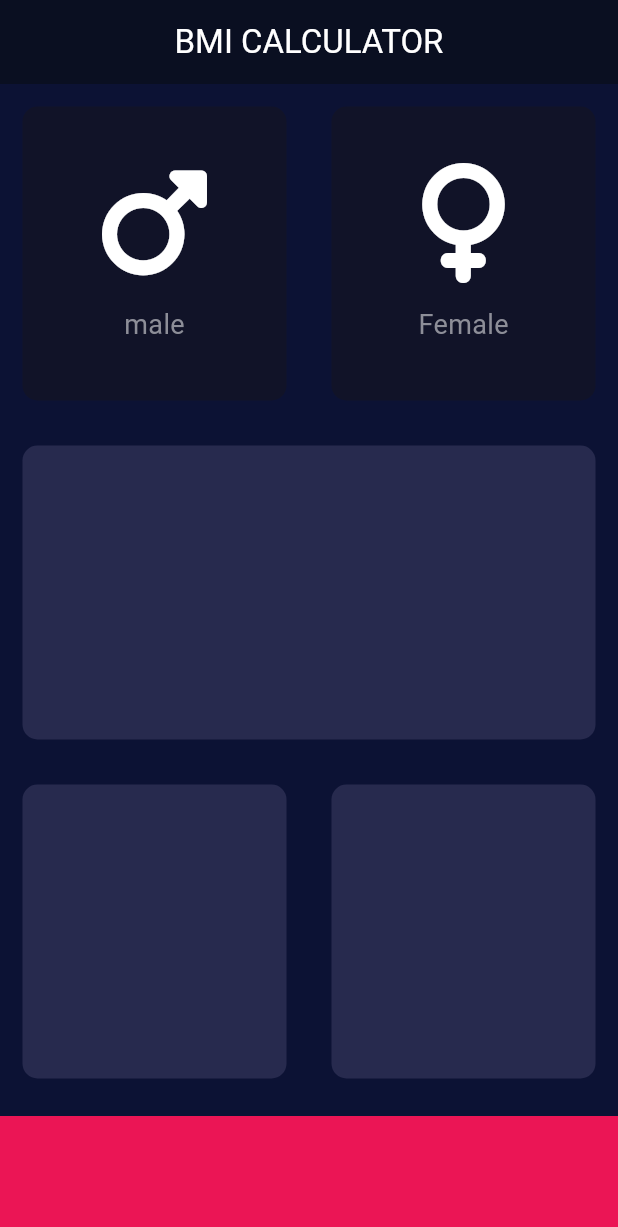
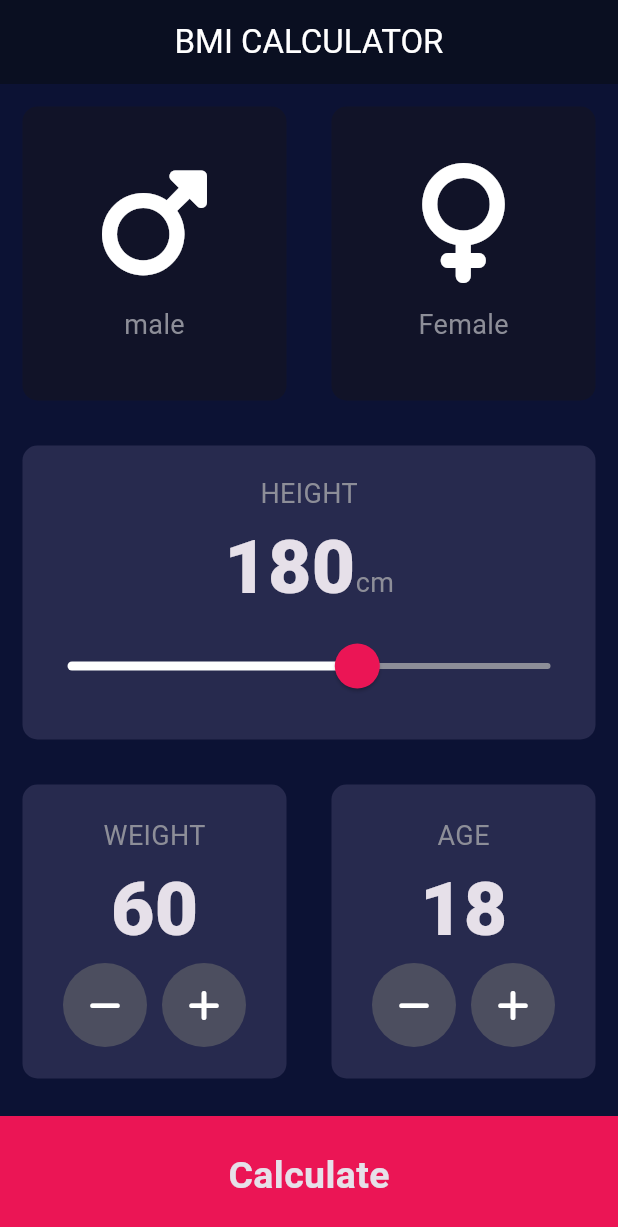
Before and after one commit to hridoykhandakar/bmi_calculator, a Flutter app: the screen it shows after launch, on a phone screen of 412 x 824 dp. Shown: the top 1227 px of the screen. Run offline on Flutter 3.47's test engine with Material 3 defaults, Android fonts, the phone set to English and light mode, and no system bars; our stand-ins replace font_awesome_flutter.

Commit message:
refactor: restructure project files and implement new components for BMI calculator

```diff
--- /dev/null
+++ b/lib/components/bottom_button.dart
@@ -0,0 +1,22 @@
+import 'package:bmi_calculator/constants.dart';
+import 'package:flutter/material.dart';
+
+class BottomButton extends StatelessWidget {
+  const BottomButton({super.key, required this.label, required this.onTap});
+  final String label;
+  final GestureTapCallback onTap;
+
+  @override
+  Widget build(BuildContext context) {
+    return GestureDetector(
+      onTap: onTap,
+      child: Container(
+        margin: EdgeInsets.only(top: 10),
+        height: kBottomContainerHeight,
+        width: double.infinity,
+        color: kBottomContainerColor,
+        child: Center(child: Text(label, style: kBottomButtonStyle)),
+      ),
+    );
+  }
+}
--- a/lib/icon_content.dart
+++ b/lib/components/icon_content.dart
@@ -1,7 +1,5 @@
 import 'package:flutter/material.dart';
-
-const double iconSize = 80;
-const double boxSize = 15;
+import '../constants.dart';
 
 class IconContent extends StatelessWidget {
   const IconContent({super.key, required this.label, required this.icon});
@@ -13,9 +11,9 @@ class IconContent extends StatelessWidget {
     return Column(
       mainAxisAlignment: MainAxisAlignment.center,
       children: [
-        Icon(icon, size: iconSize),
-        SizedBox(height: boxSize),
-        Text(label, style: TextStyle(fontSize: 18, color: Color(0xff8d8e98))),
+        Icon(icon, size: kIconSize),
+        SizedBox(height: kBoxSize),
+        Text(label, style: kLabelTextStyle),
       ],
     );
   }
--- /dev/null
+++ b/lib/constants.dart
@@ -0,0 +1,36 @@
+import 'package:flutter/material.dart';
+
+const double kBottomContainerHeight = 80;
+const Color kBottomContainerColor = Color(0xffeb1555);
+const Color kActiveCardColor = Color(0xff272A4E);
+const Color kInActiveCardColor = Color(0xff111328);
+const double kIconSize = 80;
+const double kBoxSize = 15;
+const TextStyle kLabelTextStyle = TextStyle(
+  fontSize: 18,
+  color: Color(0xff8d8e98),
+);
+
+const TextStyle kNumberTextStyle = TextStyle(
+  fontSize: 50,
+  fontWeight: FontWeight.w900,
+);
+
+const TextStyle kBottomButtonStyle = TextStyle(
+  fontSize: 25,
+  fontWeight: FontWeight.bold,
+);
+const TextStyle kTitleTextStyle = TextStyle(
+  fontSize: 50,
+  fontWeight: FontWeight.bold,
+);
+const TextStyle kResultTextStyle = TextStyle(
+  color: Color(0xff24d876),
+  fontSize: 22,
+  fontWeight: FontWeight.bold,
+);
+const TextStyle kBMITextStyle = TextStyle(
+  fontSize: 100,
+  fontWeight: FontWeight.bold,
+);
+const TextStyle kBodyTextStyle = TextStyle(fontSize: 22);
--- a/lib/input_page.dart
+++ /dev/null
@@ -1,99 +0,0 @@
-import 'package:bmi_calculator/icon_content.dart';
-import 'package:bmi_calculator/reuseable_card.dart';
-import 'package:flutter/material.dart';
-import 'package:font_awesome_flutter/font_awesome_flutter.dart';
-
-const double bottomContainerHeight = 80;
-const Color bottomContainerColor = Color(0xffeb1555);
-const Color activeCardColor = Color(0xff272A4E);
-const Color inActiveCardColor = Color(0xff111328);
-
-enum Gender { male, female }
-
-class InputPage extends StatefulWidget {
-  const InputPage({super.key});
-
-  @override
-  State<InputPage> createState() => _InputPageState();
-}
-
-class _InputPageState extends State<InputPage> {
-  Color maleCardColor = inActiveCardColor;
-  Color femaleCardColor = inActiveCardColor;
-  Gender? selectedGender;
-
-  @override
-  Widget build(BuildContext context) {
-    return Scaffold(
-      appBar: AppBar(
-        title: Text("BMI CALCULATOR", style: TextStyle(color: Colors.white)),
-        centerTitle: true,
-        backgroundColor: Theme.of(context).primaryColor,
-      ),
-      body: SafeArea(
-        child: Column(
-          children: [
-            // ===================== Top Box Start ==============
-            Expanded(
-              child: Row(
-                children: [
-                  Expanded(
-                    child: ReuseableCard(
-                      onPress: () {
-                        setState(() {
-                          selectedGender = Gender.male;
-                        });
-                      },
-                      color: selectedGender == Gender.male
-                          ? activeCardColor
-                          : inActiveCardColor,
-                      cardChild: IconContent(
-                        label: "male",
-                        icon: FontAwesomeIcons.mars,
-                      ),
-                    ),
-                  ),
-
-                  Expanded(
-                    child: ReuseableCard(
-                      onPress: () {
-                        setState(() {
-                          selectedGender = Gender.female;
-                        });
-                      },
-                      color: selectedGender == Gender.female
-                          ? activeCardColor
-                          : inActiveCardColor,
-                      cardChild: IconContent(
-                        label: "Female",
-                        icon: FontAwesomeIcons.venus,
-                      ),
-                    ),
-                  ),
-                ],
-              ),
-            ),
-
-            // ===================== Middle Box Start ==============
-            Expanded(child: ReuseableCard(color: activeCardColor)),
-            // ===================== Bottom Box Start ==============
-            Expanded(
-              child: Row(
-                children: [
-                  Expanded(child: ReuseableCard(color: activeCardColor)),
-                  Expanded(child: ReuseableCard(color: activeCardColor)),
-                ],
-              ),
-            ),
-            Container(
-              margin: EdgeInsets.only(top: 10),
-              height: bottomContainerHeight,
-              width: double.infinity,
-              color: bottomContainerColor,
-            ),
-          ],
-        ),
-      ),
-    );
-  }
-}
--- a/lib/main.dart
+++ b/lib/main.dart
@@ -1,4 +1,4 @@
-import 'package:bmi_calculator/input_page.dart';
+import 'package:bmi_calculator/screens/input_page.dart';
 import 'package:flutter/material.dart';
 
 void main() {
--- /dev/null
+++ b/lib/screens/calculator_brain.dart
@@ -0,0 +1,33 @@
+import 'dart:math';
+
+class CalculatorBrain {
+  CalculatorBrain({this.height, this.weight});
+  final int? height;
+  final int? weight;
+  late double _bmi;
+  String calculateBMI() {
+    _bmi = weight! / pow(height! / 100, 2);
+
+    return _bmi.toStringAsFixed(1);
+  }
+
+  String getResult() {
+    if (_bmi >= 25) {
+      return "OVERWEIGHT";
+    } else if (_bmi > 18.5) {
+      return "NORMAL";
+    } else {
+      return "UNDERWEIGHT";
+    }
+  }
+
+  String getInterpretation() {
+    if (_bmi >= 25) {
+      return 'You have a higher than normal body weight. Try to exercise more.';
+    } else if (_bmi >= 18.5) {
+      return 'You have a normal body weight. Good job!';
+    } else {
+      return 'You have a lower than normal body weight. You can eat a bit more.';
+    }
+  }
+}
--- /dev/null
+++ b/lib/screens/input_page.dart
@@ -0,0 +1,244 @@
+import 'package:bmi_calculator/components/bottom_button.dart';
+import 'package:bmi_calculator/components/icon_content.dart';
+import 'package:bmi_calculator/screens/calculator_brain.dart';
+import 'package:bmi_calculator/screens/result_page.dart';
+import 'package:bmi_calculator/components/reuseable_card.dart';
+import 'package:flutter/material.dart';
+import 'package:font_awesome_flutter/font_awesome_flutter.dart';
+import '../constants.dart';
+
+enum Gender { male, female }
+
+class InputPage extends StatefulWidget {
+  const InputPage({super.key});
+
+  @override
+  State<InputPage> createState() => _InputPageState();
+}
+
+class _InputPageState extends State<InputPage> {
+  Color maleCardColor = kInActiveCardColor;
+  Color femaleCardColor = kInActiveCardColor;
+  Gender? selectedGender;
+  int height = 180;
+  int weight = 60;
+  int age = 18;
+
+  @override
+  Widget build(BuildContext context) {
+    return Scaffold(
+      appBar: AppBar(
+        title: Text("BMI CALCULATOR", style: TextStyle(color: Colors.white)),
+        centerTitle: true,
+        backgroundColor: Theme.of(context).primaryColor,
+      ),
+      body: SafeArea(
+        child: Column(
+          children: [
+            // ===================== Top Box Start ==============
+            Expanded(
+              child: Row(
+                children: [
+                  Expanded(
+                    child: ReuseableCard(
+                      onPress: () {
+                        setState(() {
+                          selectedGender = Gender.male;
+                        });
+                      },
+                      color: selectedGender == Gender.male
+                          ? kActiveCardColor
+                          : kInActiveCardColor,
+                      cardChild: IconContent(
+                        label: "male",
+                        icon: FontAwesomeIcons.mars,
+                      ),
+                    ),
+                  ),
+
+                  Expanded(
+                    child: ReuseableCard(
+                      onPress: () {
+                        setState(() {
+                          selectedGender = Gender.female;
+                        });
+                      },
+                      color: selectedGender == Gender.female
+                          ? kActiveCardColor
+                          : kInActiveCardColor,
+                      cardChild: IconContent(
+                        label: "Female",
+                        icon: FontAwesomeIcons.venus,
+                      ),
+                    ),
+                  ),
+                ],
+              ),
+            ),
+
+            // ===================== Middle Box Start ==============
+            Expanded(
+              child: ReuseableCard(
+                color: kActiveCardColor,
+                cardChild: Column(
+                  crossAxisAlignment: CrossAxisAlignment.stretch,
+                  mainAxisAlignment: MainAxisAlignment.center,
+                  children: [
+                    Center(child: Text("HEIGHT", style: kLabelTextStyle)),
+                    Row(
+                      mainAxisAlignment: MainAxisAlignment.center,
+                      crossAxisAlignment: CrossAxisAlignment.baseline,
+                      textBaseline: TextBaseline.alphabetic,
+                      children: [
+                        Text(height.toString(), style: kNumberTextStyle),
+                        Text("cm", style: kLabelTextStyle),
+                      ],
+                    ),
+                    SliderTheme(
+                      data: SliderTheme.of(context).copyWith(
+                        activeTrackColor: Colors.white,
+                        thumbColor: Color(0xffeb1555),
+                        overlayColor: Color(0x29eb1555),
+                        thumbShape: RoundSliderThumbShape(
+                          enabledThumbRadius: 15,
+                        ),
+                        overlayShape: RoundSliderOverlayShape(
+                          overlayRadius: 30,
+                        ),
+                      ),
+                      child: Slider(
+                        value: height.toDouble(),
+                        min: 120,
+                        max: 220,
+
+                        inactiveColor: Color(0xff8d8e98),
+                        onChanged: (double newValue) {
+                          setState(() {
+                            height = newValue.round();
+                          });
+                        },
+                      ),
+                    ),
+                  ],
+                ),
+              ),
+            ),
+            // ===================== Bottom Box Start ==============
+            Expanded(
+              child: Row(
+                children: [
+                  Expanded(
+                    child: ReuseableCard(
+                      cardChild: Column(
+                        mainAxisAlignment: MainAxisAlignment.center,
+                        children: [
+                          Text("WEIGHT", style: kLabelTextStyle),
+                          Text(weight.toString(), style: kNumberTextStyle),
+                          Row(
+                            mainAxisAlignment: MainAxisAlignment.center,
+                            children: [
+                              RoundIconButton(
+                                icon: FontAwesomeIcons.minus,
+                                onPress: () {
+                                  setState(() {
+                                    weight--;
+                                  });
+                                },
+                              ),
+                              SizedBox(width: 10),
+                              RoundIconButton(
+                                icon: FontAwesomeIcons.plus,
+                                onPress: () {
+                                  setState(() {
+                                    weight++;
+                                  });
+                                },
+                              ),
+                            ],
+                          ),
+                        ],
+                      ),
+                      color: kActiveCardColor,
+                    ),
+                  ),
+                  Expanded(
+                    child: ReuseableCard(
+                      cardChild: Column(
+                        mainAxisAlignment: MainAxisAlignment.center,
+                        children: [
+                          Text("AGE", style: kLabelTextStyle),
+                          Text(age.toString(), style: kNumberTextStyle),
+                          Row(
+                            mainAxisAlignment: MainAxisAlignment.center,
+                            children: [
+                              RoundIconButton(
+                                icon: FontAwesomeIcons.minus,
+                                onPress: () {
+                                  setState(() {
+                                    age--;
+                                  });
+                                },
+                              ),
+                              SizedBox(width: 10),
+                              RoundIconButton(
+                                icon: FontAwesomeIcons.plus,
+                                onPress: () {
+                                  setState(() {
+                                    age++;
+                                  });
+                                },
+                              ),
+                            ],
+                          ),
+                        ],
+                      ),
+                      color: kActiveCardColor,
+                    ),
+                  ),
+                ],
+              ),
+            ),
+            BottomButton(
+              label: "Calculate",
+              onTap: () {
+                CalculatorBrain calc = CalculatorBrain(
+                  height: height,
+                  weight: weight,
+                );
+
+                Navigator.push(
+                  context,
+                  MaterialPageRoute(
+                    builder: (context) => ResultPage(
+                      bmiResult: calc.calculateBMI(),
+                      interpretation: calc.getInterpretation(),
+                      resultText: calc.getResult(),
+                    ),
+                  ),
+                );
+              },
+            ),
+          ],
+        ),
+      ),
+    );
+  }
+}
+
+class RoundIconButton extends StatelessWidget {
+  const RoundIconButton({super.key, required this.icon, required this.onPress});
+  final IconData icon;
+  final VoidCallback onPress;
+
+  @override
+  build(BuildContext context) {
+    return RawMaterialButton(
+      onPressed: onPress,
+      elevation: 0,
+      constraints: BoxConstraints.tightFor(height: 56, width: 56),
+      fillColor: Color(0xff4c4e5f),
+      shape: CircleBorder(),
+      child: Icon(icon),
+    );
+  }
+}
```
Also changed, not shown: lib/screens/result_page.dart (added, +62 -0 lines), lib/components/reuseable_card.dart (renamed from lib/reuseable_card.dart).
